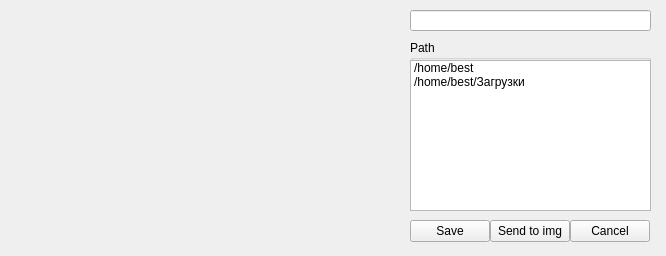
Old version of the form form.ui in the repository sstopkin/Screenshotter.
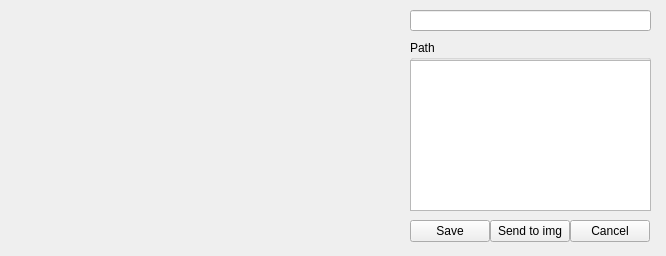
New version of the form.

The edit to the form file:
```diff
--- a/form.ui
+++ b/form.ui
@@ -70,16 +70,6 @@
       <height>151</height>
      </rect>
     </property>
-    <item>
-     <property name="text">
-      <string>/home/best</string>
-     </property>
-    </item>
-    <item>
-     <property name="text">
-      <string>/home/best/Загрузки</string>
-     </property>
-    </item>
    </widget>
   </widget>
   <widget class="QPushButton" name="cancelButton">
```
